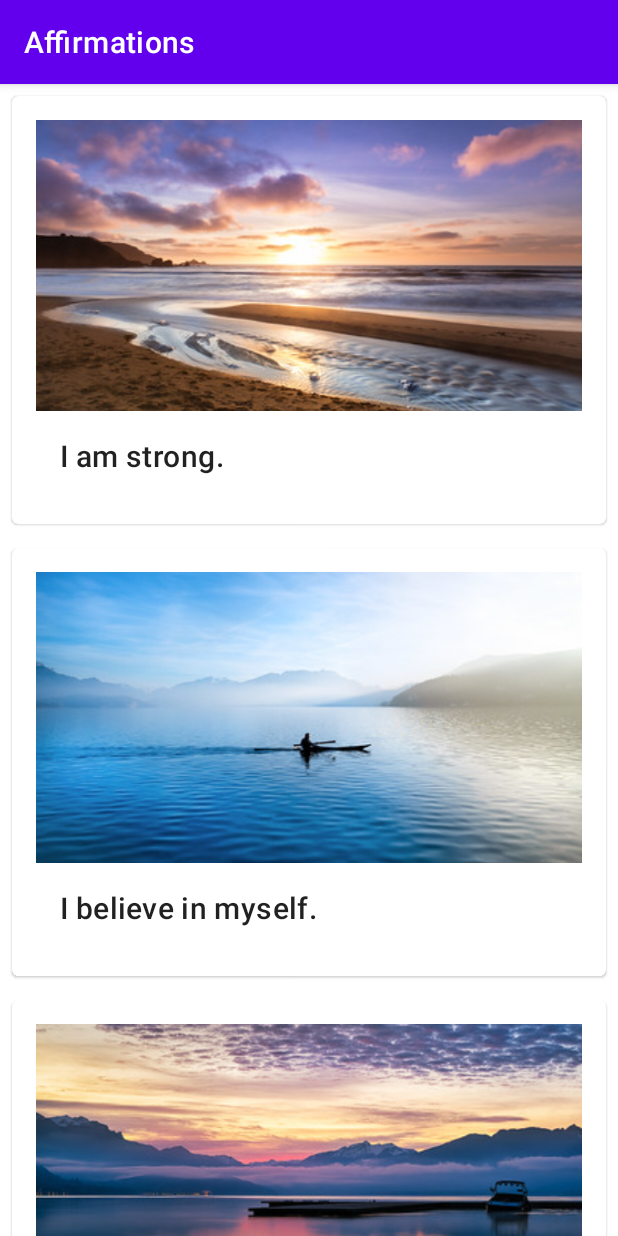
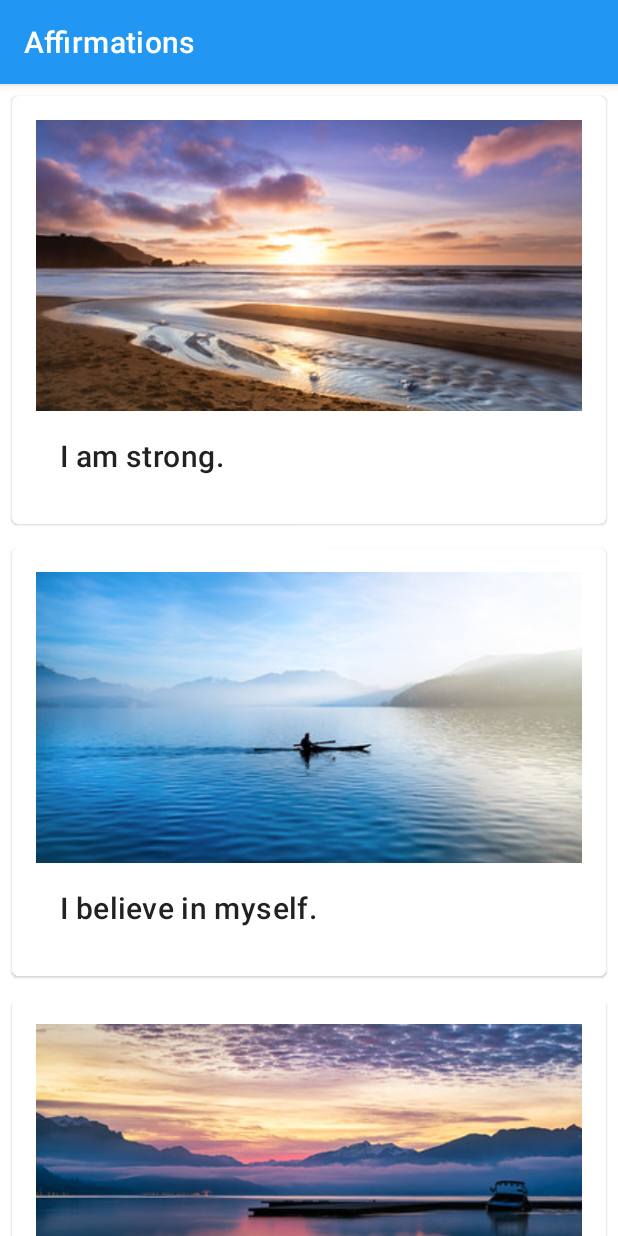
Before and after one commit to Meursaultt/Affirmations, an Android app: the screen it shows after launch (MainActivity), on a phone screen of 412 x 824 dp. Run offline under Robolectric (Android 15) with nearby library versions, the phone set to English and light mode, and no system bars.

Commit message:
Menambahkan color dan mengupdate tema terang

```diff
--- a/app/src/main/res/values/colors.xml
+++ b/app/src/main/res/values/colors.xml
@@ -7,4 +7,8 @@
     <color name="teal_700">#FF018786</color>
     <color name="black">#FF000000</color>
     <color name="white">#FFFFFFFF</color>
+
+    <color name="blue_200">#FF90CAF9</color>
+    <color name="blue_500">#FF2196F3</color>
+    <color name="blue_700">#FF1976D2</color>
 </resources>
--- a/app/src/main/res/values/themes.xml
+++ b/app/src/main/res/values/themes.xml
@@ -2,8 +2,8 @@
     <!-- Base application theme. -->
     <style name="Theme.Affirmations" parent="Theme.MaterialComponents.DayNight.DarkActionBar">
         <!-- Primary brand color. -->
-        <item name="colorPrimary">@color/purple_500</item>
-        <item name="colorPrimaryVariant">@color/purple_700</item>
+        <item name="colorPrimary">@color/blue_500</item>
+        <item name="colorPrimaryVariant">@color/blue_700</item>
         <item name="colorOnPrimary">@color/white</item>
         <!-- Secondary brand color. -->
         <item name="colorSecondary">@color/teal_200</item>
```
